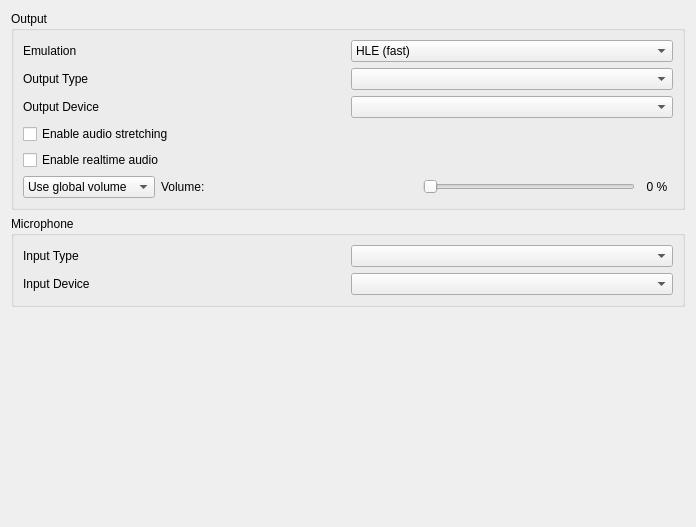
The window that src/citra_qt/configuration/configure_audio.ui (amwatson/CitraVR) describes before a commit, drawn with Qt 5.
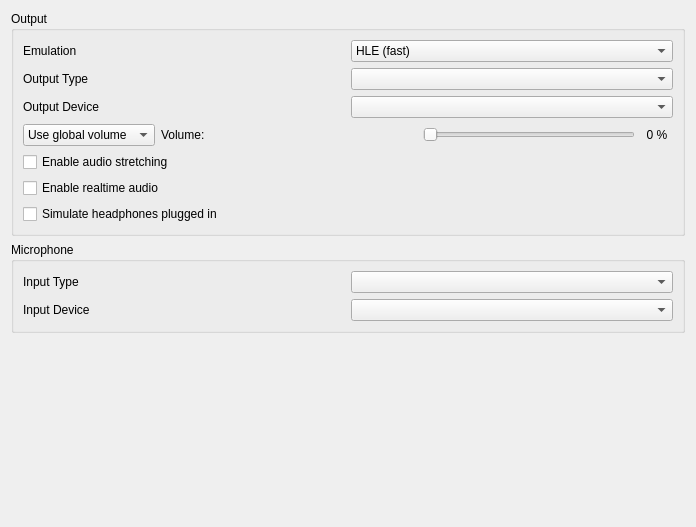
The same window after the commit.

Commit message: audio: Add option to simulate headphones plugged in (#2099)

```diff
--- a/src/citra_qt/configuration/configure_audio.ui
+++ b/src/citra_qt/configuration/configure_audio.ui
@@ -85,26 +85,6 @@
         </item>
        </layout>
       </item>
-      <item>
-       <widget class="QCheckBox" name="toggle_audio_stretching">
-        <property name="toolTip">
-         <string>&lt;html&gt;&lt;head/&gt;&lt;body&gt;&lt;p&gt;This post-processing effect adjusts audio speed to match emulation speed and helps prevent audio stutter. This however increases audio latency.&lt;/p&gt;&lt;/body&gt;&lt;/html&gt;</string>
-        </property>
-        <property name="text">
-         <string>Enable audio stretching</string>
-        </property>
-       </widget>
-      </item>
-      <item>
-       <widget class="QCheckBox" name="toggle_realtime_audio">
-        <property name="toolTip">
-         <string>&lt;html&gt;&lt;head/&gt;&lt;body&gt;&lt;p&gt;Scales audio playback speed to account for drops in emulation framerate. This means that audio will play at full speed even while the application framerate is low. May cause audio desync issues.&lt;/p&gt;&lt;/body&gt;&lt;/html&gt;</string>
-        </property>
-        <property name="text">
-         <string>Enable realtime audio</string>
-        </property>
-       </widget>
-      </item>
       <item>
        <widget class="QWidget" name="volume_layout" native="true">
         <layout class="QHBoxLayout" name="horizontalLayout_2">
@@ -192,6 +172,36 @@
         </layout>
        </widget>
       </item>
+      <item>
+       <widget class="QCheckBox" name="toggle_audio_stretching">
+        <property name="toolTip">
+         <string>&lt;html&gt;&lt;head/&gt;&lt;body&gt;&lt;p&gt;This post-processing effect adjusts audio speed to match emulation speed and helps prevent audio stutter. This however increases audio latency.&lt;/p&gt;&lt;/body&gt;&lt;/html&gt;</string>
+        </property>
+        <property name="text">
+         <string>Enable audio stretching</string>
+        </property>
+       </widget>
+      </item>
+      <item>
+       <widget class="QCheckBox" name="toggle_realtime_audio">
+        <property name="toolTip">
+         <string>&lt;html&gt;&lt;head/&gt;&lt;body&gt;&lt;p&gt;Scales audio playback speed to account for drops in emulation framerate. This means that audio will play at full speed even while the application framerate is low. May cause audio desync issues.&lt;/p&gt;&lt;/body&gt;&lt;/html&gt;</string>
+        </property>
+        <property name="text">
+         <string>Enable realtime audio</string>
+        </property>
+       </widget>
+      </item>
+      <item>
+       <widget class="QCheckBox" name="simulate_headphones_plugged">
+        <property name="toolTip">
+         <string>&lt;html&gt;&lt;head/&gt;&lt;body&gt;&lt;p&gt;Simulates whether headphones are plugged in to the emulated 3DS system.&lt;/p&gt;&lt;/body&gt;&lt;/html&gt;</string>
+        </property>
+        <property name="text">
+         <string>Simulate headphones plugged in</string>
+        </property>
+       </widget>
+      </item>
      </layout>
     </widget>
    </item>
```
The commit also changes 12 other files.
